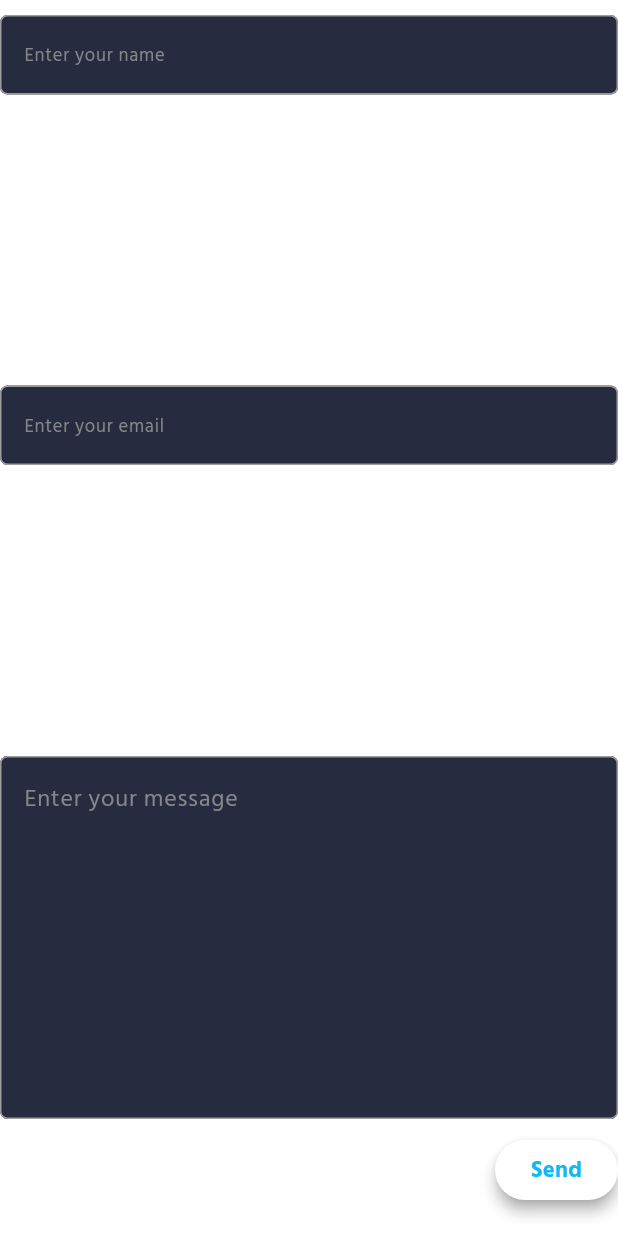
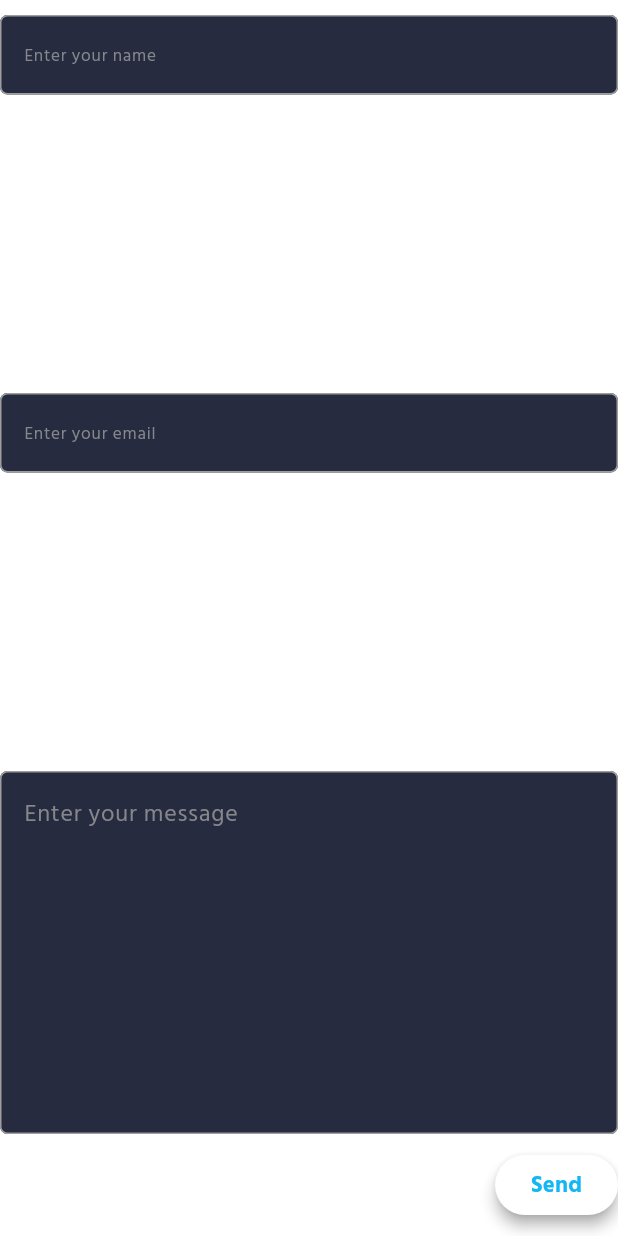
Before and after one commit to numanarif990/burlingtoncab, a Flutter app: the MessageContainerMobile widget shown alone on an empty page, opened directly, on a phone screen of 412 x 824 dp. Run offline on Flutter 3.47's test engine with Material 3 defaults, Android fonts, the phone set to English and light mode, and no system bars; our stand-ins replace animated_text_kit, flutter_vector_icons, font_awesome_flutter, responsive_builder, video_player; missing offline and left inert: dart:html.

Commit message:
more changes have been made on suggestion of adnan

```diff
--- a/lib/pages/containers/container2.dart
+++ b/lib/pages/containers/container2.dart
@@ -33,7 +33,7 @@
     return Container(
       width: w,
       constraints: BoxConstraints(
-        maxHeight: MediaQuery.of(context).size.width * 3.7,
+        maxHeight: MediaQuery.of(context).size.width * 4.2,
         minHeight: MediaQuery.of(context).size.width *3.7,
       ),
       color: AppColors.backgroundColor,
--- a/lib/pages/containers/container6.dart
+++ b/lib/pages/containers/container6.dart
@@ -98,7 +98,7 @@
   @override
   Widget build(BuildContext context) {
     return Container(
-      padding: const EdgeInsets.only(top: 10, bottom: 20),
+      padding: const EdgeInsets.only(top: 10, bottom: 10),
       constraints: BoxConstraints(
         maxWidth: maxwidth, // Adjusts width based on screen size
       ),
@@ -345,6 +345,7 @@
 
         maxLines: maxlines,
       cursorColor: Colors.white,
+        cursorHeight: w!*0.028,
         style: const TextStyle(
           fontSize: 14,
           color: Colors.white
@@ -354,7 +355,7 @@
           fillColor: AppColors.cardColor,
           filled: true,
           hintStyle: TextStyle(
-            fontSize: w!*0.03,
+            fontSize: w!*0.028,
             color: Colors.grey.withOpacity(.8)
           ),
           border: OutlineInputBorder(
--- a/lib/pages/home.dart
+++ b/lib/pages/home.dart
@@ -134,6 +134,7 @@
               top: h!*0.1,
                 left: w!*0.1,
                 child: NavigationDrawer(onNavItemTap: (int index) {
+                  drawerprovider.toggleDrawer();
                   navigationProvider.navigateToContainer(index);
                   scrollToContainer(containerKeys[index]);
                 },))
```
Also changed, not shown: lib/widgets/navbar.dart (+7 -17 lines).
